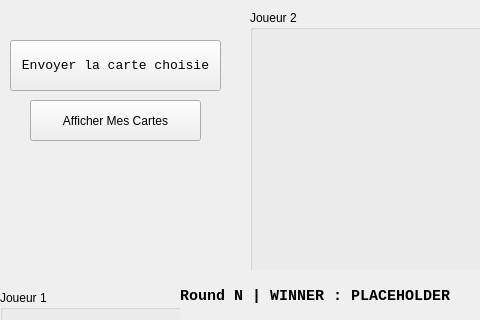
This is Jeu_De_Cartes/Code/Jeu_Cartes-Integration_Reseau/UIs/cartesJeux_ui-Player2.ui in LiamB72/MainProjects as Qt 5 draws it before an edit; both pictures show x 0 to 480 and y 0 to 320 of the 709 by 584 pixel window. The edited form follows.
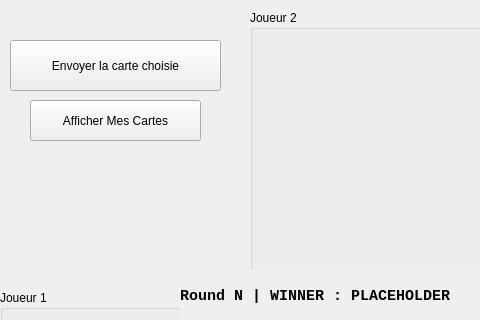
This is the edited form. Icons and pictures are not drawn.

```diff
--- a/Jeu_De_Cartes/Code/Jeu_Cartes-Integration_Reseau/UIs/cartesJeux_ui-Player2.ui
+++ b/Jeu_De_Cartes/Code/Jeu_Cartes-Integration_Reseau/UIs/cartesJeux_ui-Player2.ui
@@ -36,12 +36,6 @@
       <height>51</height>
      </rect>
     </property>
-    <property name="font">
-     <font>
-      <family>Courier New</family>
-      <pointsize>10</pointsize>
-     </font>
-    </property>
     <property name="text">
      <string>Envoyer la carte choisie</string>
     </property>
```
